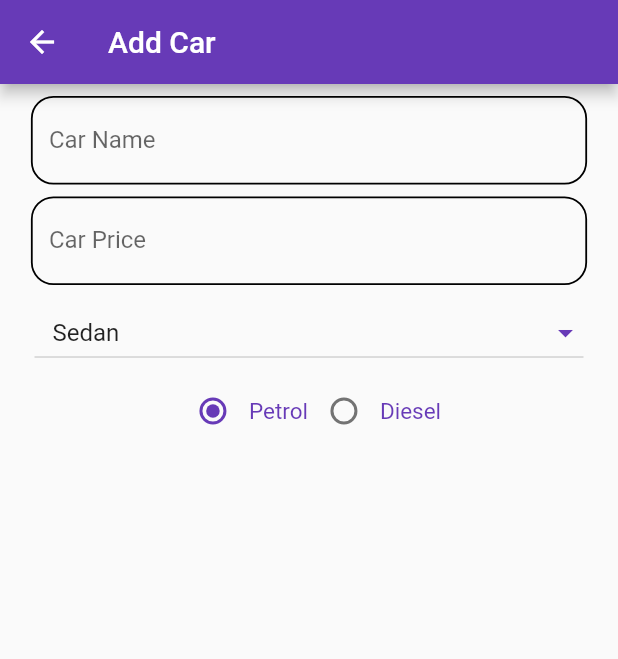
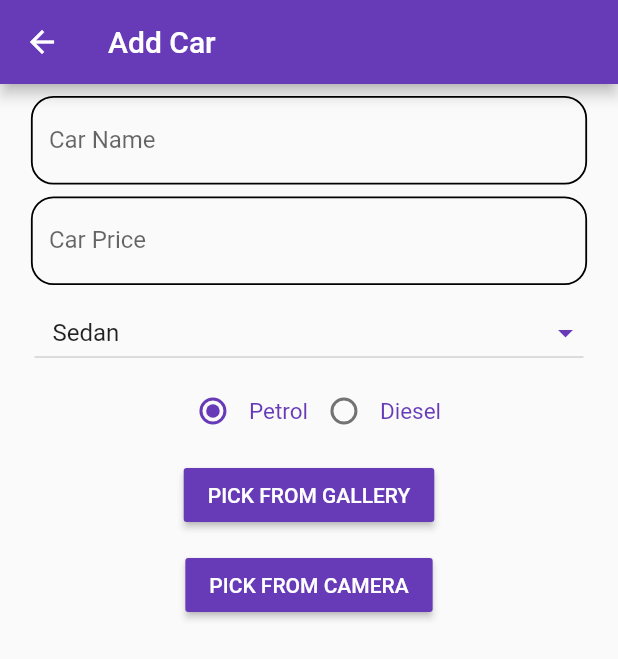
Before and after one commit to MS-Somaraj/carrus_new, a Flutter app: the AddCar screen opened directly, on a phone screen of 412 x 824 dp. Shown: the top 659 px of the screen. Run offline on Flutter 3.47's test engine with Material 2 defaults, Android fonts, the phone set to English and light mode, and no system bars; drawn by our look-alikes of group_radio_button; our stand-ins replace carousel_slider, connectivity_plus, equatable, flutter_bloc, fluttertoast, image_picker and 2 more; missing offline and left inert: dart:ffi; accounts and stored records are empty.

Commit message:
manage car

```diff
--- a/lib/ui/admin/manageCar/addCar.dart
+++ b/lib/ui/admin/manageCar/addCar.dart
@@ -1,5 +1,9 @@
+import 'dart:io';
+
 import 'package:flutter/material.dart';
 import 'package:group_radio_button/group_radio_button.dart';
+import 'package:image_picker/image_picker.dart';
+
 
 class AddCar extends StatefulWidget {
   const AddCar({Key? key}) : super(key: key);
@@ -126,6 +130,27 @@ class _AddCarState extends State<AddCar> {
                     item,
                   ),
                 ),
+                SizedBox(
+                  height: 12,
+                ),
+                RaisedButton(
+                  color: Colors.deepPurple,
+                  onPressed: () {
+                    _getFromGallery();
+                  },
+                  child: Text("PICK FROM GALLERY",style: TextStyle(color: Colors.white),),
+                ),
+                SizedBox(
+                  height: 12,
+                ),
+                RaisedButton(
+                  color: Colors.deepPurple,
+                  onPressed: () {
+                    _getFromCamera();
+                  },
+                  child: Text("PICK FROM CAMERA",style: TextStyle(color: Colors.white),)
+
+                )
 
 
               ],
@@ -134,3 +159,23 @@ class _AddCarState extends State<AddCar> {
         ));
   }
 }
+_getFromGallery() async {
+  PickedFile? pickedFile = await ImagePicker().getImage(
+    source: ImageSource.gallery,
+    maxWidth: 1800,
+    maxHeight: 1800,
+  );
+  if (pickedFile != null) {
+    File imageFile = File(pickedFile.path);
+  }
+}
+_getFromCamera() async {
+  PickedFile? pickedFile = await ImagePicker().getImage(
+    source: ImageSource.camera,
+    maxWidth: 1800,
+    maxHeight: 1800,
+  );
+  if (pickedFile != null) {
+    File imageFile = File(pickedFile.path);
+  }
+}
```
